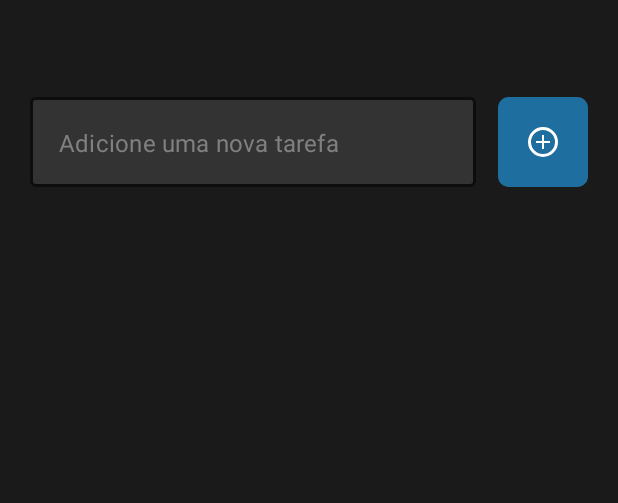
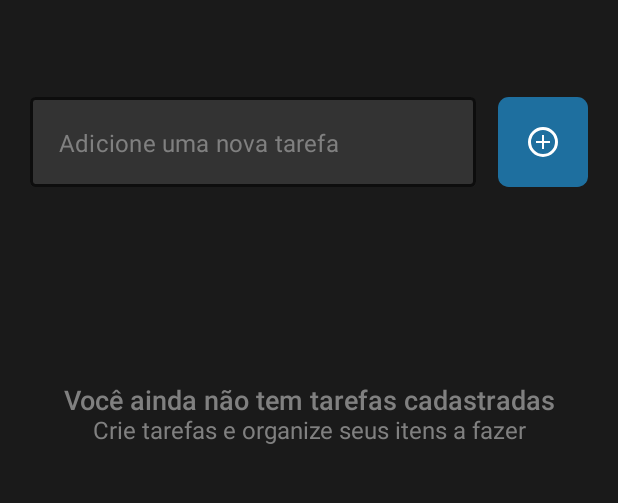
Before and after one commit to Caio2M/ToDo-Android, an Android app built with Jetpack Compose: the screen it shows after launch (MainActivity), on a phone screen of 412 x 824 dp, the part 203-706 px from its top. Run offline under Robolectric (Android 15) with nearby library versions, the phone set to English and light mode, and no system bars.

Commit message:
Change list to an array of objects {id, text}, and was created a function to remove items from list

```diff
--- a/app/src/main/java/com/example/todo/MainActivity.kt
+++ b/app/src/main/java/com/example/todo/MainActivity.kt
@@ -177,9 +177,15 @@ fun CircularCheckbox(
         }
     }
 }
+
 @Composable
-fun ListCard (value: String) {
-    var check = remember { mutableStateOf<Boolean>(false) }
+fun EmptyMessage () {
+
+}
+
+@Composable
+fun ListCard (value: String, onRemove: () -> Unit) {
+    var check = rememberSaveable { mutableStateOf<Boolean>(false) }
 
     fun onChange () {
         check.value = !check.value
@@ -226,18 +232,24 @@ fun ListCard (value: String) {
                 .align(Alignment.CenterEnd)
                 .offset(x = (-10).dp)
                 .size(26.dp)
+                .clickable { onRemove() }
         )
     }
 }
 
+data class ListValue(val id: Int, val text: String)
 @Composable
 fun App() {
-    val listValue = remember { mutableStateListOf<String>() }
+    var list by rememberSaveable { mutableStateOf(emptyList<ListValue>()) }
 
     fun onSubmit (text: String) {
         if (text.trim().isNotEmpty()) {
-            listValue.add(text.trim())
+            list += ListValue(id = list.size, text = text.trim())
         }
+    }
+
+    fun onRemove (id: Number) {
+        list = list.filter { it.id != id }
     }
 
     Box(modifier = Modifier
@@ -266,11 +278,27 @@ fun App() {
                     .padding(20.dp, 0.dp)
                     .height(450.dp)
             ) {
-                items (listValue) { message ->
-                    ListCard(message)
+                items (list) { item ->
+                    ListCard(item.text, onRemove = { onRemove(item.id) })
                     Box(modifier = Modifier.height(10.dp))
                 }}
+        if (list.isEmpty()) {
+            Column(
+                modifier = Modifier
+                    .align(Alignment.Center),
+                horizontalAlignment = Alignment
+                    .CenterHorizontally) {
+                Text(
+                    text = "Você ainda não tem tarefas cadastradas",
+                    fontSize = 18.sp,
+                    fontWeight = FontWeight.W600,
+                    color = Color(android.graphics.Color.parseColor("#808080")))
+                Text(
+                    text = "Crie tarefas e organize seus itens a fazer",
+                    color = Color(android.graphics.Color.parseColor("#808080")))
+            }
         }
+    }
     }
 
 @Preview(showBackground = true)
```
